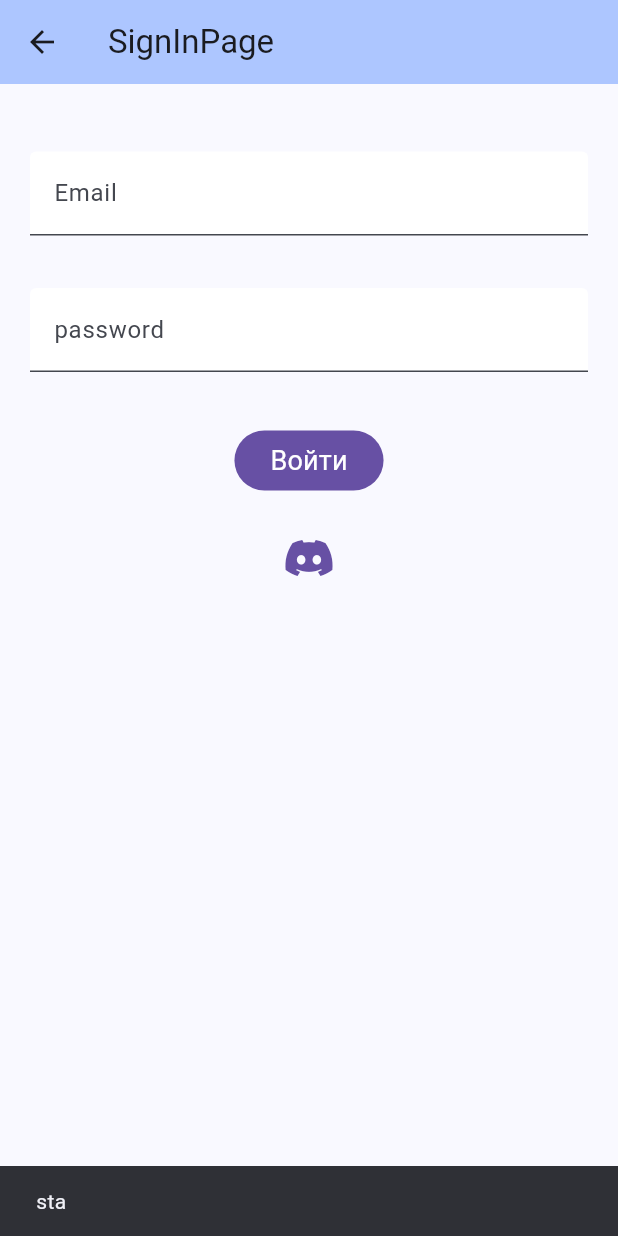
After one commit to dimad2602/FlutterCourse, a Flutter app: the SignInPage screen opened by its route, after a tap on "Войти", on a phone screen of 412 x 824 dp. The commit adds this screen. Run offline on Flutter 3.47's test engine with Material 3 defaults, Android fonts, the phone set to English and light mode, and no system bars; our stand-ins replace bloc, flutter_bloc, freezed_annotation.

Commit message:
pr38 draft

```diff
--- a/lib/components/my_text_field.dart
+++ b/lib/components/my_text_field.dart
@@ -52,7 +52,7 @@ class _MyTextFieldState extends State<MyTextField> {
           //   borderRadius: BorderRadius.circular(14),
           //   borderSide: const BorderSide(color: Colors.purple),
           // ),
-          fillColor: const Color(0xFFe6e0e9),
+          fillColor: Colors.white,//const Color(0xFFe6e0e9),
           filled: true,
           labelText: widget.labelText,
           helperText: widget.helperText,
--- a/lib/domain/blocs/login/login_block.dart
+++ b/lib/domain/blocs/login/login_block.dart
@@ -4,9 +4,9 @@ import 'login_event.dart';
 import '../../repositories/login_repository.dart';
 import 'login_state.dart';
 
-class LoginBloc extends Bloc<LoginEvent, LoginState> {
+class LoginBlocOld extends Bloc<LoginEventOld, LoginStateOld> {
   final LoginRepository _repository;
-  LoginBloc(this._repository) : super(InitialState()) {
+  LoginBlocOld(this._repository) : super(InitialState()) {
     on<LoginChanged>(
       (event, emit) {
         emit(LoginInputState(event.login));
--- /dev/null
+++ b/lib/domain/blocs/sign_in/sign_in_bloc.dart
@@ -0,0 +1,52 @@
+import 'dart:async';
+
+import 'package:bloc/bloc.dart';
+import 'package:curse_app_1/domain/repositories/sign_in_repo.dart';
+import 'package:freezed_annotation/freezed_annotation.dart';
+
+part 'sign_in_event.dart';
+part 'sign_in_state.dart';
+part 'sign_in_bloc.freezed.dart';
+
+class SignInBloc extends Bloc<SignInEvent, SignInState> {
+  final ISignInRepository _repository;
+  SignInBloc(this._repository) : super(const SignInState.initial()) {
+    on<SignInEvent>((event, emit) async {
+      await event.map(
+        started: (_) => _started(emit),
+        signInWithEmail: (value) => _signInWithEmail(value, emit),
+        signInWithSocialNetwork: (_) => _signInWithSocialNetwork(emit),
+      );
+    });
+  }
+
+  FutureOr<void> _started(Emitter<SignInState> emit) {
+    emit(const SignInState.initial());
+  }
+
+  FutureOr<void> _signInWithEmail(
+      _SignInWithEmail value, Emitter<SignInState> emit) async {
+    try {
+      emit(const SignInState.loading());
+      final result = await _repository.signInWithEmail(
+          email: value.email, password: value.password);
+      result
+          ? emit(const SignInState.success())
+          : emit(const SignInState.failure());
+    } catch (e) {
+      emit(const SignInState.failure());
+    }
+  }
+
+  FutureOr<void> _signInWithSocialNetwork(Emitter<SignInState> emit) async{
+    try {
+      emit(const SignInState.loading());
+      final result = await _repository.signInWithSocialNetwork();
+      result
+          ? emit(const SignInState.success())
+          : emit(const SignInState.failure());
+    } catch (e) {
+      emit(const SignInState.failure());
+    }
+  }
+}
--- /dev/null
+++ b/lib/domain/blocs/sign_in/sign_in_event.dart
@@ -0,0 +1,11 @@
+part of 'sign_in_bloc.dart';
+
+@freezed
+class SignInEvent with _$SignInEvent {
+  const factory SignInEvent.started() = _Started;
+
+  const factory SignInEvent.signInWithEmail(
+      {required String email, required String password}) = _SignInWithEmail;
+
+  const factory SignInEvent.signInWithSocialNetwork() = _SignInWithSocialNetwork;
+}
--- /dev/null
+++ b/lib/domain/blocs/sign_in/sign_in_state.dart
@@ -0,0 +1,18 @@
+part of 'sign_in_bloc.dart';
+
+@freezed
+class SignInState with _$SignInState {
+  const factory SignInState.initial() = _Initial;
+
+ // {required String email, required String password}
+  //const factory SignInState.input() = _Input;
+
+  const factory SignInState.loading(
+      //{required String email, required String password}
+      ) = _Loading;
+
+  const factory SignInState.success(
+      ) = _Success;
+
+  const factory SignInState.failure() = _Failure;
+}
--- /dev/null
+++ b/lib/domain/repositories/sign_in_repo.dart
@@ -0,0 +1,30 @@
+abstract class ISignInRepository {
+  Future<bool> signInWithEmail({
+    required String email,
+    required String password,
+  });
+
+  Future<bool> signInWithSocialNetwork();
+}
+
+class SignInRepo implements ISignInRepository {
+  @override
+  Future<bool> signInWithEmail({
+    required String email,
+    required String password,
+  }) async {
+    await Future.delayed(const Duration(seconds: 1));
+    if (email == 'example@sample.com' && password == 'password') {
+      return true;
+    } else {
+      return false;
+    }
+  }
+
+  @override
+  Future<bool> signInWithSocialNetwork() async {
+    await Future.delayed(const Duration(seconds: 2));
+
+    return true;
+  }
+}
--- /dev/null
+++ b/lib/pages/sign_In_page.dart
@@ -0,0 +1,160 @@
+import 'package:curse_app_1/components/my_text_field.dart';
+import 'package:curse_app_1/domain/blocs/sign_in/sign_in_bloc.dart';
+import 'package:curse_app_1/domain/repositories/sign_in_repo.dart';
+import 'package:flutter/material.dart';
+import 'package:flutter_bloc/flutter_bloc.dart';
+
+import '../components/big_text.dart';
+
+class SignInPage extends StatelessWidget {
+  const SignInPage({super.key});
+
+  @override
+  Widget build(BuildContext context) {
+    return BlocProvider(
+      create: (context) => SignInBloc(SignInRepo()),
+      child: Scaffold(
+        appBar: AppBar(
+          backgroundColor: Theme.of(context).colorScheme.inversePrimary,
+          title: const Text('SignInPage'),
+        ),
+        body: BlocConsumer<SignInBloc, SignInState>(
+          listener: (context, state) {
+            if (state == const SignInState.failure()) {
+              ScaffoldMessenger.of(context)
+                  .showSnackBar(const SnackBar(content: Text('sta')));
+            }
+          },
+          builder: (context, state) {
+            return BlocBuilder<SignInBloc, SignInState>(
+              builder: (context, state) {
+                return state.when(initial: () {
+                  return buildCompleteUI(context);
+                }, loading: () //String email, String password
+                    {
+                  return circularProgressIndicatorUI();
+                }, failure: () {
+                  return buildCompleteUI(context);
+                }, success: () {
+                  WidgetsBinding.instance?.addPostFrameCallback((_) {
+                    Navigator.of(context).pushNamed('/SuccessSignInPage');
+                  });
+                  return const SizedBox.shrink();
+                });
+              },
+            );
+          },
+        ),
+      ),
+    );
+  }
+}
+
+Widget circularProgressIndicatorUI() {
+  return const Center(
+    child: CircularProgressIndicator(),
+  );
+}
+
+Widget buildCompleteUI(BuildContext context) {
+  final TextEditingController _emailController = TextEditingController();
+  final TextEditingController _passwordController = TextEditingController();
+  return Column(
+    children: [
+      const SizedBox(
+        height: 45,
+      ),
+      MyTextField(labelText: 'Email', controller: _emailController),
+      const SizedBox(
+        height: 15,
+      ),
+      MyTextField(
+        labelText: 'password',
+        controller: _passwordController,
+        hiddenText: true,
+      ),
+      const SizedBox(
+        height: 15,
+      ),
+      FilledButton(
+          onPressed: () {
+            context.read<SignInBloc>().add(SignInEvent.signInWithEmail(
+                email: _emailController.text,
+                password: _passwordController.text));
+          },
+          style: ElevatedButton.styleFrom(
+            backgroundColor: const Color(0xff6750a4),
+          ),
+          child: const BigText(
+            text: "Войти",
+            color: Colors.white,
+          )),
+      const SizedBox(
+        height: 15,
+      ),
+      IconButton(
+          color: const Color(0xff6750a4),
+          onPressed: () {
+            context
+                .read<SignInBloc>()
+                .add(const SignInEvent.signInWithSocialNetwork());
+          },
+          icon: const Icon(
+            Icons.discord,
+            size: 36,
+          )), //Icons.reddit
+      // if (context.watch<SignInBloc>().state
+      //     is FailureState) // проверяем, что текущее состояние - это состояние ошибки
+      // const SnackBar(
+      //   content:
+      //       Text('Ошибка входа!'), // замените этим реальным текстом ошибки
+      // ),
+    ],
+  );
+}
+
+Widget buildFailureUI(BuildContext context) {
+  return Center(
+    child: Column(
+      mainAxisAlignment: MainAxisAlignment.center,
+      children: [
+        const BigText(text: 'Sign In failed'),
+        const SizedBox(height: 16),
+        FilledButton(
+            onPressed: () {
+              context.read<SignInBloc>().add(const SignInEvent.started());
+            },
+            style: ElevatedButton.styleFrom(
+              backgroundColor: const Color(0xff6750a4),
+            ),
+            child: const BigText(
+              text: "Retry",
+              color: Colors.white,
+            )),
+      ],
+    ),
+  );
+}
+
+Widget buildSuccessUI(BuildContext context) {
+  return Center(
+    child: Column(
+      mainAxisAlignment: MainAxisAlignment.center,
+      children: [
+        const BigText(text: 'Sign In failed'),
+        const SizedBox(height: 16),
+        FilledButton(
+            onPressed: () {
+              context.read<SignInBloc>().add(const SignInEvent.started());
+            },
+            style: ElevatedButton.styleFrom(
+              backgroundColor: const Color(0xff6750a4),
+            ),
+            child: const BigText(
+              text: "Retry",
+              color: Colors.white,
+            )),
+      ],
+    ),
+  );
+}
```
Also changed, not shown: lib/domain/blocs/login/login_event.dart (+5 -5 lines), lib/domain/blocs/login/login_state.dart (+6 -6 lines), lib/pages/first_page.dart (+14 -2 lines), lib/pages/login_page_old.dart (renamed from lib/pages/login_page.dart, +5 -5 lines), lib/pages/success_sign_In_page.dart (added, +40 -0 lines), lib/routes.dart (+8 -5 lines), lib/domain/blocs/sign_in/sign_in_bloc.freezed.dart (added).
